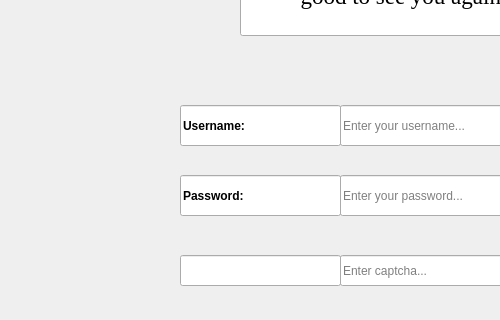
The window that login.ui (white-vessel/eyd-project) describes before a commit, drawn with Qt 5; both pictures show x 0 to 500 and y 144 to 464 of the 800 by 600 pixel window.
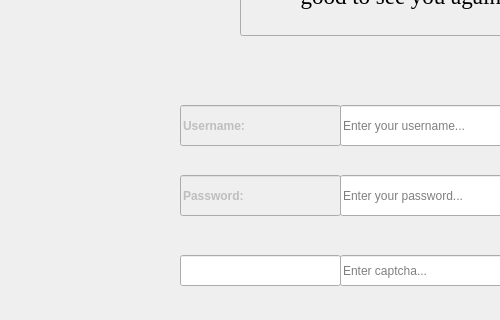
The same window after the commit. Icons and pictures are not drawn.

Patch:
```diff
--- a/login.ui
+++ b/login.ui
@@ -37,6 +37,9 @@
     </property>
    </widget>
    <widget class="QLineEdit" name="lineEdit_2">
+    <property name="enabled">
+     <bool>false</bool>
+    </property>
     <property name="geometry">
      <rect>
       <x>180</x>
@@ -76,6 +79,9 @@
     </property>
    </widget>
    <widget class="QLineEdit" name="lineEdit_3">
+    <property name="enabled">
+     <bool>false</bool>
+    </property>
     <property name="geometry">
      <rect>
       <x>180</x>
@@ -168,6 +174,9 @@
     </property>
    </widget>
    <widget class="QLineEdit" name="lineEdit_5">
+    <property name="enabled">
+     <bool>false</bool>
+    </property>
     <property name="geometry">
      <rect>
       <x>240</x>
```
